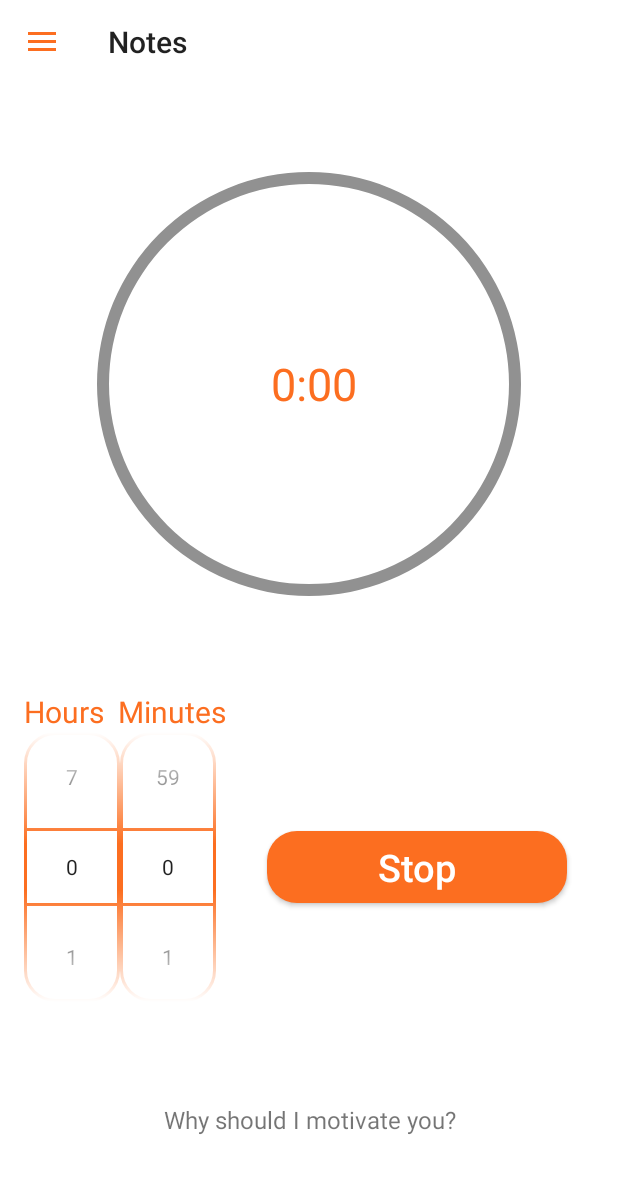
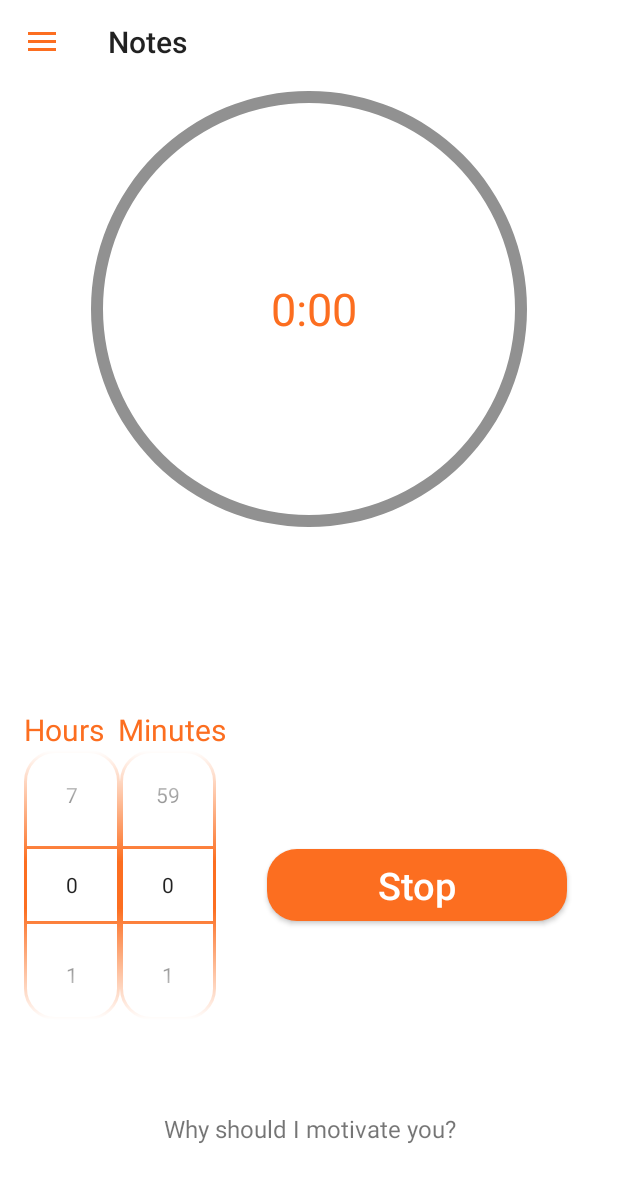
Before and after one commit to vaskomike/All4learnFragments, an Android app: the fragment ConcentrationFragment placed in its activity, after a tap on "Start", on a phone screen of 412 x 824 dp. Shown: the top 1182 px of the screen. Run offline under Robolectric (Android 15) with nearby library versions, the phone set to English and light mode, and no system bars; our stand-ins replace Firebase (no records; nobody signed in at launch, a user with empty details on screens opened directly); Roboto replaces fonts that are not available here.

Commit message:
Revert "timer working not properly"
This reverts commit 9672781b

```diff
--- a/app/src/main/java/com/example/all4learnfragments/concentration/ConcentrationFragment.java
+++ b/app/src/main/java/com/example/all4learnfragments/concentration/ConcentrationFragment.java
@@ -102,10 +102,6 @@ public class ConcentrationFragment extends Fragment {
 
 
     public void startTimer() {
-        handler = new Handler();
-        Runnable runnable = new Runnable() {
-            @Override
-            public void run() {
                 int hours = numberPickerHours.getValue();
                 int minutes = numberPickerMinutes.getValue();
                 maxTime = hours * 60 * 60 * 1000 + minutes * 60 * 1000;
@@ -132,9 +128,7 @@ public class ConcentrationFragment extends Fragment {
                 start.setText(R.string.timer_stop);
                 reset.setVisibility(View.INVISIBLE);
             }
-        };
-        handler.post(runnable);
-    }
+
 
     public void stopTimer() {
 
--- a/app/src/main/res/layout/concentration_fragment.xml
+++ b/app/src/main/res/layout/concentration_fragment.xml
@@ -1,5 +1,5 @@
 <?xml version="1.0" encoding="utf-8"?>
-<androidx.drawerlayout.widget.DrawerLayout xmlns:android="http://schemas.android.com/apk/res/android"
+<androidx.constraintlayout.widget.ConstraintLayout xmlns:android="http://schemas.android.com/apk/res/android"
     xmlns:app="http://schemas.android.com/apk/res-auto"
     android:id="@+id/concentrate"
     android:layout_width="match_parent"
@@ -8,12 +8,8 @@
     android:background="@color/colorBackground">
 
 
-    <androidx.constraintlayout.widget.ConstraintLayout
-    android:layout_width="match_parent"
-    android:layout_height="match_parent">
-
-
     <RelativeLayout
+        android:id="@+id/relativeLayout2"
         android:layout_width="wrap_content"
         android:layout_height="wrap_content"
         app:layout_constraintEnd_toEndOf="parent"
@@ -23,8 +19,10 @@
         <ProgressBar
             android:id="@+id/progressBarBg"
             style="?android:progressBarStyleHorizontal"
-            android:layout_width="400dp"
-            android:layout_height="400dp"
+            android:layout_width="500dp"
+            android:layout_height="300dp"
+            android:layout_alignParentTop="true"
+            android:layout_marginTop="0dp"
             android:indeterminate="false"
             android:max="100"
             android:progress="100"
@@ -37,9 +35,12 @@
         <ProgressBar
             android:id="@+id/progressBar"
             style="?android:progressBarStyleHorizontal"
-            android:layout_width="400dp"
-            android:layout_height="400dp"
+            android:layout_width="500dp"
+            android:layout_height="300dp"
             android:layout_alignParentStart="true"
+            android:layout_alignParentTop="true"
+            android:layout_marginStart="0dp"
+            android:layout_marginTop="0dp"
             android:progressDrawable="@drawable/progress_bar"
             android:rotation="-90"
             app:layout_constraintEnd_toEndOf="parent"
@@ -48,13 +49,13 @@
 
         <TextView
             android:id="@+id/timeLeft"
-            android:textSize="30sp"
-            android:textColor="@color/color_primary"
-
             android:layout_width="wrap_content"
             android:layout_height="wrap_content"
+
             android:layout_centerHorizontal="true"
-            android:layout_centerVertical="true" />
+            android:layout_centerVertical="true"
+            android:textColor="@color/color_primary"
+            android:textSize="30sp" />
 
     </RelativeLayout>
 
@@ -62,7 +63,6 @@
         android:id="@+id/button"
         android:layout_width="wrap_content"
         android:layout_height="wrap_content"
-        android:layout_marginTop="276dp"
         android:width="200dp"
         android:height="40dp"
         android:background="@drawable/button_start"
@@ -73,7 +73,7 @@
         app:layout_constraintBottom_toBottomOf="parent"
         app:layout_constraintEnd_toEndOf="parent"
         app:layout_constraintStart_toEndOf="@+id/picker_minutes"
-        app:layout_constraintTop_toTopOf="parent" />
+        app:layout_constraintTop_toBottomOf="@+id/relativeLayout2" />
 
 
         <ImageButton
@@ -122,24 +122,22 @@
         android:layout_width="wrap_content"
         android:layout_height="wrap_content"
         android:layout_marginStart="16dp"
-        android:layout_marginTop="276dp"
         android:background="@drawable/note_stroke"
         android:solidColor="@color/colorBackground"
         app:layout_constraintBottom_toBottomOf="parent"
         app:layout_constraintStart_toStartOf="parent"
-        app:layout_constraintTop_toTopOf="parent" />
+        app:layout_constraintTop_toBottomOf="@+id/relativeLayout2" />
 
 
     <NumberPicker
         android:id="@+id/picker_minutes"
         android:layout_width="wrap_content"
         android:layout_height="wrap_content"
-        android:layout_marginTop="276dp"
         android:background="@drawable/note_stroke"
         android:solidColor="@color/colorBackground"
         app:layout_constraintBottom_toBottomOf="parent"
         app:layout_constraintStart_toEndOf="@+id/picker_hours"
-        app:layout_constraintTop_toTopOf="parent" />
+        app:layout_constraintTop_toBottomOf="@+id/relativeLayout2" />
 
     <TextView
         android:id="@+id/motivation"
@@ -151,6 +149,5 @@
         android:textSize="16sp"
         app:layout_constraintBottom_toBottomOf="parent"
         app:layout_constraintTop_toBottomOf="@+id/picker_minutes" />
+
 </androidx.constraintlayout.widget.ConstraintLayout>
-
-</androidx.drawerlayout.widget.DrawerLayout>
```
